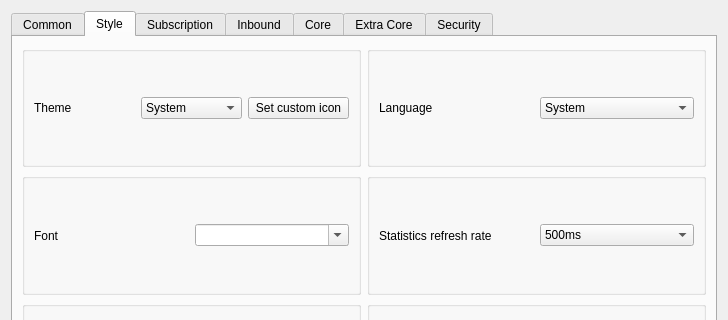
Before: the Qt Designer form ui/dialog_basic_settings.ui in Restia-Ashbell/nekobox, drawn with Qt 5; both pictures show x 0 to 728 and y 0 to 320 of the 728 by 472 pixel window.
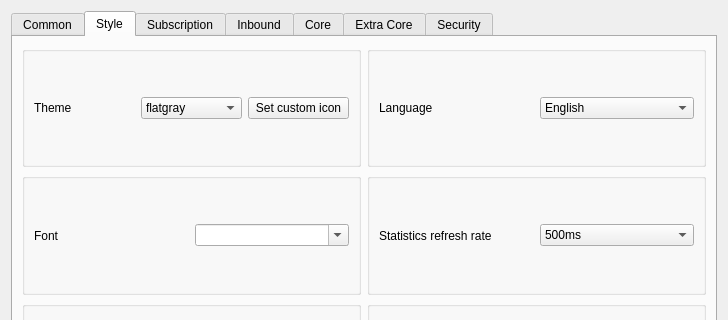
After: the same form once the commit is applied. The open tabs and pages were chosen to show the change. Custom widgets are drawn as their Qt base class.

Diff of the .ui file:
```diff
--- a/ui/dialog_basic_settings.ui
+++ b/ui/dialog_basic_settings.ui
@@ -161,11 +161,6 @@
             </item>
             <item>
              <widget class="QComboBox" name="theme">
-              <item>
-               <property name="text">
-                <string notr="true">System</string>
-               </property>
-              </item>
               <item>
                <property name="text">
                 <string notr="true">flatgray</string>
@@ -211,11 +206,6 @@
             </item>
             <item>
              <widget class="QComboBox" name="language">
-              <item>
-               <property name="text">
-                <string notr="true">System</string>
-               </property>
-              </item>
               <item>
                <property name="text">
                 <string notr="true">English</string>
```
Left out of the diff: 4 changed lines with no effect on the pictures.
